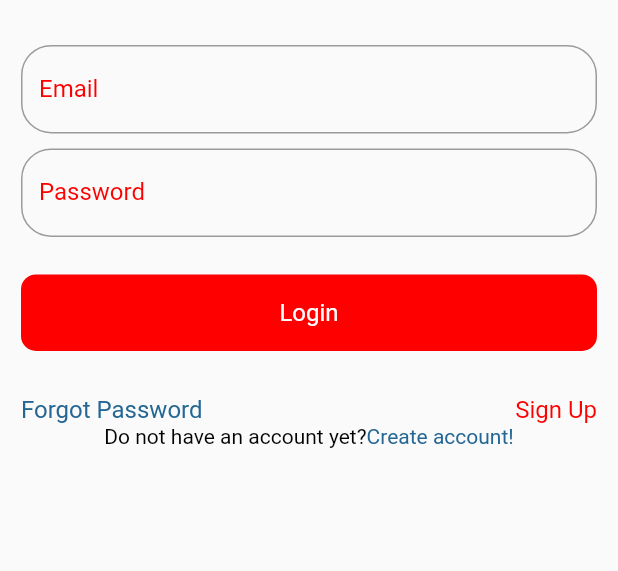
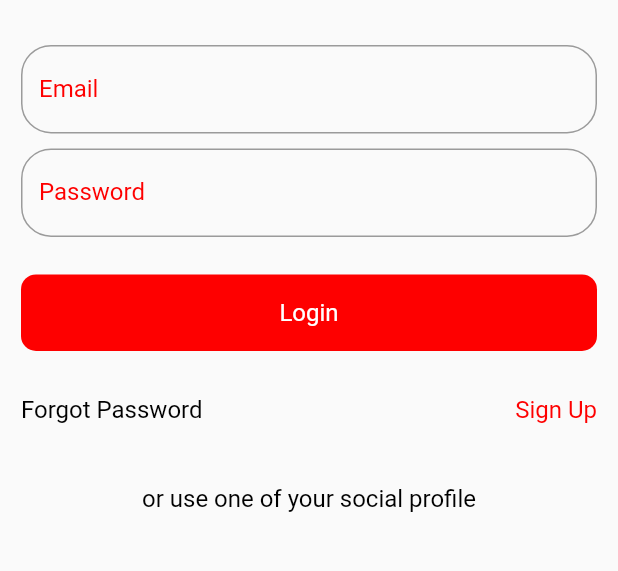
Before and after one commit to ajoluvya/promdi-fe, a Flutter app: the screen it shows after launch, on a phone screen of 412 x 824 dp, the part 370-941 px from its top. Run offline on Flutter 3.47's test engine with Material 2 defaults, Android fonts, the light colour scheme and no system bars.

Commit message:
add text for option to sign in with social profile

```diff
--- a/lib/screens/login/login.dart
+++ b/lib/screens/login/login.dart
@@ -84,10 +84,10 @@ class LoginScreen extends StatelessWidget {
               mainAxisAlignment: MainAxisAlignment.spaceBetween,
               children: [
                 Row(
-                  children: [
+                  children: const [
                     CustomText(
                       text: 'Forgot Password',
-                      color: lightBlue,
+                      color: Colors.black,
                     )
                   ],
                 ),
@@ -97,17 +97,27 @@ class LoginScreen extends StatelessWidget {
                 )
               ],
             ),
-            GestureDetector(
-              onTap: () {},
-              child: RichText(
-                  text: TextSpan(children: [
-                const TextSpan(
-                    text: 'Do not have an account yet?',
-                    style: TextStyle(color: Colors.black)),
-                TextSpan(
-                    text: 'Create account!', style: TextStyle(color: lightBlue))
-              ])),
+
+            const SizedBox(
+              height: 40,
+            ),
+
+            const CustomText(
+              text: 'or use one of your social profile',
+              color: Colors.black,
             )
+
+            // GestureDetector(
+            //   onTap: () {},
+            //   child: RichText(
+            //       text: TextSpan(children: [
+            //     const TextSpan(
+            //         text: 'Do not have an account yet?',
+            //         style: TextStyle(color: Colors.black)),
+            //     TextSpan(
+            //         text: 'Create account!', style: TextStyle(color: lightBlue))
+            //   ])),
+            // )
           ]),
         ),
       ),
```
